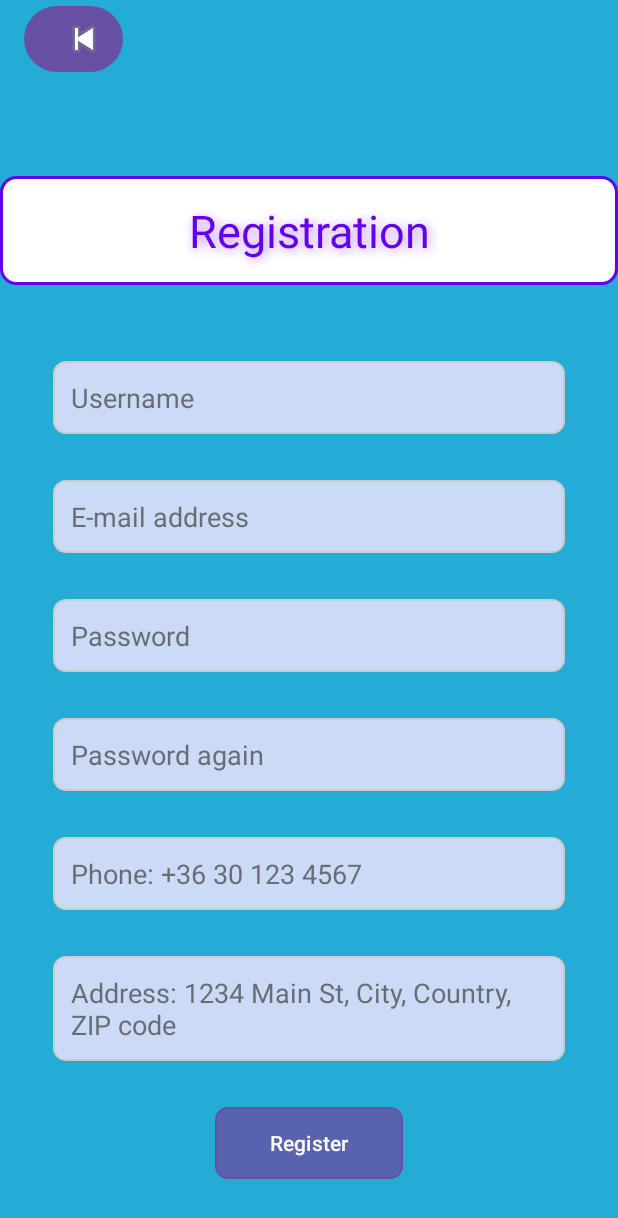
After one commit to R3tes/Mobil-alkalmaz-sfejleszt-s-Project, an Android app: the RegisterActivity screen opened directly, with no data from a screen before it, on a phone screen of 412 x 824 dp. The commit adds this screen. Shown: the top 1218 px of the screen. Run offline under Robolectric (Android 15) with nearby library versions, the phone set to English and light mode, and no system bars; our stand-ins replace Firebase (no records; nobody signed in at launch, a user with empty details on screens opened directly); 1 statement that could not run was skipped.

Commit message:
feat: added registration activity and view

```diff
--- a/app/src/main/AndroidManifest.xml
+++ b/app/src/main/AndroidManifest.xml
@@ -12,6 +12,9 @@
         android:supportsRtl="true"
         android:theme="@style/Theme.GadgetZone"
         tools:targetApi="31">
+
+        <activity android:name=".RegisterActivity" />
+        <activity android:name=".WebShopAcitvity" />
         <activity
             android:name=".MainActivity"
             android:exported="true">
--- /dev/null
+++ b/app/src/main/java/com/example/gadgetzone/Models/User.java
@@ -0,0 +1,34 @@
+package com.example.gadgetzone.Models;
+
+public class User {
+    private String username;
+    private String email;
+    private String phone;
+    private String address;
+
+    public User() {
+    }
+
+    public User(String username, String email, String phone, String address) {
+        this.username = username;
+        this.email = email;
+        this.phone = phone;
+        this.address = address;
+    }
+
+    public String getUsername() {
+        return username;
+    }
+
+    public String getEmail() {
+        return email;
+    }
+
+    public String getPhone() {
+        return phone;
+    }
+
+    public String getAddress() {
+        return address;
+    }
+}
--- /dev/null
+++ b/app/src/main/java/com/example/gadgetzone/RegisterActivity.java
@@ -0,0 +1,157 @@
+package com.example.gadgetzone;
+
+import androidx.annotation.NonNull;
+import androidx.appcompat.app.AppCompatActivity;
+
+import android.content.Intent;
+import android.content.SharedPreferences;
+import android.os.Bundle;
+import android.util.Log;
+import android.view.View;
+import android.widget.AdapterView;
+import android.widget.ArrayAdapter;
+import android.widget.EditText;
+import android.widget.RadioButton;
+import android.widget.RadioGroup;
+import android.widget.Spinner;
+import android.widget.Toast;
+
+import com.example.gadgetzone.Models.User;
+import com.google.android.gms.tasks.OnCompleteListener;
+import com.google.android.gms.tasks.Task;
+import com.google.firebase.auth.AuthResult;
+import com.google.firebase.auth.FirebaseAuth;
+import com.google.firebase.firestore.FirebaseFirestore;
+
+import java.util.Objects;
+
+public class RegisterActivity extends AppCompatActivity {
+    private static final String LOG_TAG = RegisterActivity.class.getName();
+    private static final String PREF_KEY = Objects.requireNonNull(RegisterActivity.class.
+            getPackage()).toString();
+    private static final int REG_KEY = 159753;
+    private FirebaseFirestore db;
+    EditText usernameEditText;
+    EditText emailEditText;
+    EditText passwordEditText;
+    EditText passwordAgainEditText;
+    EditText phoneNumberEditText;
+    EditText addressEditText;
+    private SharedPreferences preferences;
+    private FirebaseAuth mAuth;
+
+    @Override
+    protected void onCreate(Bundle savedInstanceState) {
+        super.onCreate(savedInstanceState);
+        setContentView(R.layout.activity_register);
+
+        int log_key = getIntent().getIntExtra("LOG_KEY", 0);
+
+        if (log_key != 42069) {
+            finish();
+        }
+
+        db = FirebaseFirestore.getInstance();
+
+        usernameEditText = findViewById(R.id.usernameEditText);
+        emailEditText = findViewById(R.id.emailEditText);
+        passwordEditText = findViewById(R.id.passwordEditText);
+        passwordAgainEditText = findViewById(R.id.passwordAgainEditText);
+        phoneNumberEditText = findViewById(R.id.phoneNumberEditText);
+        addressEditText = findViewById(R.id.addressEditText);
+
+        preferences = getSharedPreferences(PREF_KEY, MODE_PRIVATE);
+        String username = preferences.getString("username", "");
+        String password = preferences.getString("password", "");
+
+        usernameEditText.setText(username);
+        passwordEditText.setText(password);
+        passwordAgainEditText.setText(password);
+
+        mAuth = FirebaseAuth.getInstance();
+    }
+
+    public void register(View view) {
+        String userName = usernameEditText.getText().toString();
+        String email = emailEditText.getText().toString();
+        String password = passwordEditText.getText().toString();
+        String passwordConfirm = passwordAgainEditText.getText().toString();
+        String phone = phoneNumberEditText.getText().toString();
+        String address = addressEditText.getText().toString();
+
+        if (!password.equals(passwordConfirm)) {
+            Log.e(LOG_TAG, "Passwords don't match! Try again.");
+            return;
+        }
+
+        mAuth.createUserWithEmailAndPassword(email, password).addOnCompleteListener(this,
+                task -> {
+                    if (task.isSuccessful()) {
+                        User user = new User(userName, email, phone, address);
+
+                        db.collection("users")
+                                .add(user)
+                                .addOnSuccessListener(documentReference -> Log.d(LOG_TAG,
+                                        "DocumentSnapshot added with ID: " + documentReference.getId()))
+                                .addOnFailureListener(e -> Log.w(LOG_TAG, "Error adding document", e));
+
+                        startWebShop();
+                    } else {
+                        Toast.makeText(RegisterActivity.this, "Account wasn't created " +
+                                        "successfully: " + Objects.requireNonNull(task.getException()).getMessage(),
+                                Toast.LENGTH_LONG).show();
+                    }
+                });
+    }
+
+    public void cancel(View view) {
+        finish();
+    }
+
+    private void startWebShop() {
+        Intent intent = new Intent(this, WebShopActivity.class);
+        intent.putExtra("REG_KEY", REG_KEY);
+        startActivity(intent);
+    }
+
+    @Override
+    protected void onStart() {
+        super.onStart();
+    }
+
+    @Override
+    protected void onStop() {
+        super.onStop();
+    }
+
+    @Override
+    protected void onDestroy() {
+        super.onDestroy();
+    }
+
+    @Override
+    protected void onPause() {
+        super.onPause();
+    }
+
+    @Override
+    protected void onResume() {
+        super.onResume();
+    }
+
+    @Override
+    protected void onRestart() {
+        super.onRestart();
+    }
+
+//    @Override
+//    public void onItemSelected(AdapterView<?> parent, View view, int position, long id) {
+//        String selectedItem = parent.getItemAtPosition(position).toString();
+//        Log.i(LOG_TAG, selectedItem);
+//    }
+//
+//    @Override
+//    public void onNothingSelected(AdapterView<?> parent) {
+//
+//    }
+}
--- /dev/null
+++ b/app/src/main/res/drawable/text_view_background.xml
@@ -0,0 +1,8 @@
+<?xml version="1.0" encoding="utf-8"?>
+<shape xmlns:android="http://schemas.android.com/apk/res/android">
+    <corners android:radius="10dp"/>
+    <solid android:color="#FFFFFF"/> <!-- White background, adjust if necessary -->
+    <stroke
+        android:width="2dp"
+        android:color="#6200EE"/> <!-- Purple border matching the text color -->
+</shape>
--- /dev/null
+++ b/app/src/main/res/layout/activity_register.xml
@@ -0,0 +1,152 @@
+<?xml version="1.0" encoding="utf-8"?>
+<LinearLayout xmlns:android="http://schemas.android.com/apk/res/android"
+    xmlns:tools="http://schemas.android.com/tools"
+    android:id="@+id/registration"
+    android:layout_width="match_parent"
+    android:layout_height="match_parent"
+    android:background="#24ACD6"
+    android:orientation="vertical"
+    tools:context=".RegisterActivity">
+
+    <Button
+        android:id="@+id/button"
+        android:layout_width="66dp"
+        android:layout_height="wrap_content"
+        android:layout_marginStart="16dp"
+        android:onClick="cancel"
+        android:drawableLeft="@android:drawable/ic_media_previous" />
+
+    <TextView
+        android:id="@+id/registrationTextView"
+        android:layout_width="match_parent"
+        android:layout_height="wrap_content"
+        android:layout_marginTop="65dp"
+        android:layout_marginBottom="35dp"
+        android:background="@drawable/text_view_background"
+        android:padding="16dp"
+        android:shadowColor="#BB86FC"
+        android:shadowDx="2"
+        android:shadowDy="2"
+        android:shadowRadius="8"
+        android:text="@string/registration"
+        android:textAlignment="center"
+        android:textColor="#6200EE"
+        android:textSize="30sp" />
+
+    <EditText
+        android:id="@+id/usernameEditText"
+        android:layout_width="match_parent"
+        android:layout_height="wrap_content"
+        android:layout_marginStart="35dp"
+        android:layout_marginTop="15dp"
+        android:layout_marginEnd="35dp"
+        android:layout_marginBottom="15dp"
+        android:padding="12dp"
+        android:textColor="#333333"
+        android:textColorHint="#BF474747"
+        android:autofillHints=""
+        android:background="@drawable/edit_text_background"
+        android:ems="10"
+        android:hint="@string/username"
+        android:inputType="textPersonName" />
+
+    <EditText
+        android:id="@+id/emailEditText"
+        android:layout_width="match_parent"
+        android:layout_height="wrap_content"
+        android:layout_marginStart="35dp"
+        android:layout_marginTop="15dp"
+        android:layout_marginEnd="35dp"
+        android:layout_marginBottom="15dp"
+        android:autofillHints=""
+        android:background="@drawable/edit_text_background"
+        android:padding="12dp"
+        android:textColor="#333333"
+        android:textColorHint="#BF474747"
+        android:ems="10"
+        android:hint="@string/e_mail_address"
+        android:inputType="textEmailAddress" />
+
+    <EditText
+        android:id="@+id/passwordEditText"
+        android:layout_width="match_parent"
+        android:layout_height="wrap_content"
+        android:layout_marginStart="35dp"
+        android:layout_marginTop="15dp"
+        android:layout_marginEnd="35dp"
+        android:layout_marginBottom="15dp"
+        android:autofillHints=""
+        android:background="@drawable/edit_text_background"
+        android:padding="12dp"
+        android:textColor="#333333"
+        android:textColorHint="#BF474747"
+        android:ems="10"
+        android:hint="@string/password"
+        android:inputType="textPassword" />
+
+    <EditText
+        android:id="@+id/passwordAgainEditText"
+        android:layout_width="match_parent"
+        android:layout_height="wrap_content"
+        android:layout_marginStart="35dp"
+        android:layout_marginTop="15dp"
+        android:layout_marginEnd="35dp"
+        android:layout_marginBottom="15dp"
+        android:padding="12dp"
+        android:textColor="#333333"
+        android:textColorHint="#BF474747"
+        android:autofillHints=""
+        android:background="@drawable/edit_text_background"
+        android:ems="10"
+        android:hint="@string/password_again"
+        android:inputType="textPassword" />
+
+    <EditText
+        android:id="@+id/phoneNumberEditText"
+        android:layout_width="match_parent"
+        android:layout_height="wrap_content"
+        android:layout_marginStart="35dp"
+        android:layout_marginTop="15dp"
+        android:layout_marginEnd="35dp"
+        android:layout_marginBottom="15dp"
+        android:padding="12dp"
+        android:textColor="#333333"
+        android:textColorHint="#BF474747"
+        android:autofillHints=""
+        android:background="@drawable/edit_text_background"
+        android:ems="10"
+        android:hint="@string/phone_number"
+        android:inputType="phone" />
+
+    <EditText
+        android:id="@+id/addressEditText"
+        android:layout_width="match_parent"
+        android:layout_height="wrap_content"
+        android:layout_marginStart="35dp"
+        android:layout_marginTop="15dp"
+        android:layout_marginEnd="35dp"
+        android:layout_marginBottom="15dp"
+        android:padding="12dp"
+        android:textColor="#333333"
+        android:textColorHint="#BF474747"
+        android:autofillHints=""
+        android:background="@drawable/edit_text_background"
+        android:ems="10"
+        android:hint="@string/address"
+        android:inputType="textMultiLine|textPostalAddress"
+        android:maxLines="3" />
+
+    <Button
+        android:id="@+id/registerButton"
+        android:layout_width="125dp"
+        android:layout_height="wrap_content"
+        android:layout_gravity="center_horizontal"
+        android:layout_marginStart="35dp"
+        android:layout_marginTop="15dp"
+        android:layout_marginEnd="35dp"
+        android:layout_marginBottom="15dp"
+        android:background="@drawable/edit_text_background"
+        android:onClick="register"
+        android:text="@string/register" />
+
+</LinearLayout>
--- a/app/src/main/res/values/strings.xml
+++ b/app/src/main/res/values/strings.xml
@@ -5,4 +5,10 @@
     <string name="login">Login</string>
     <string name="register">Register</string>
     <string name="login_guest">Login as Guest</string>
+    <string name="registration">Registration</string>
+    <string name="password_again">Password again</string>
+    <string name="e_mail_address">E-mail address</string>
+    <string name="phone_number">Phone: +36 30 123 4567</string>
+    <string name="address">Address: 1234 Main St, City, Country, ZIP code</string>
+    <string name="gadgetzone">GadgetZone</string>
 </resources>
```
